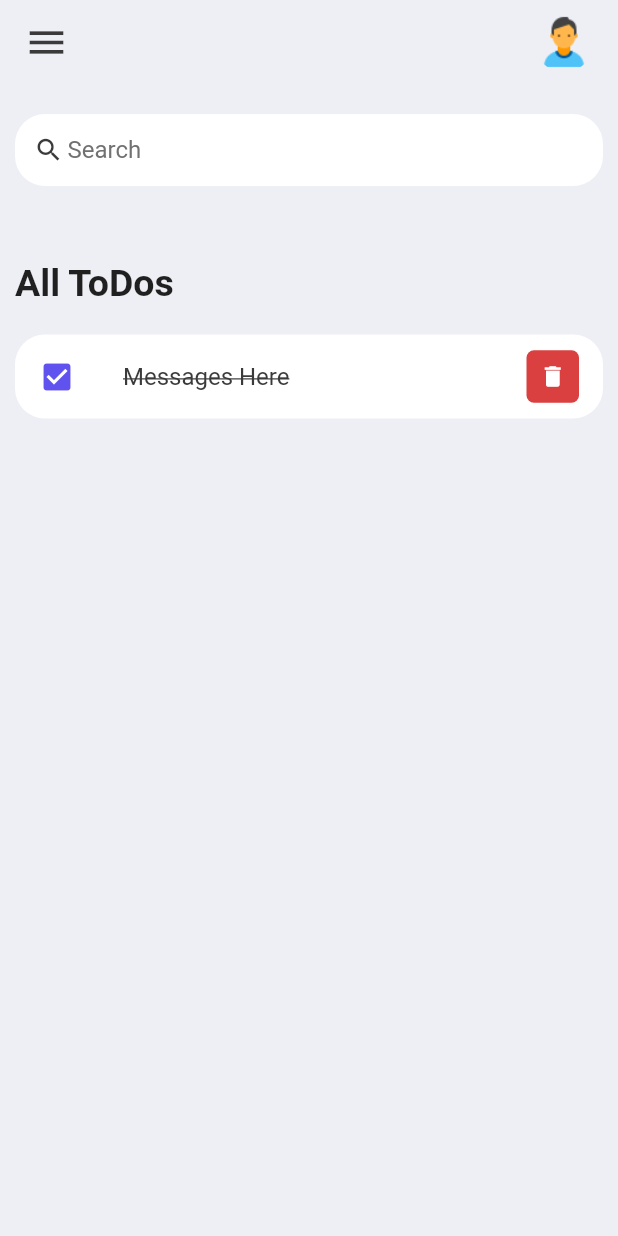
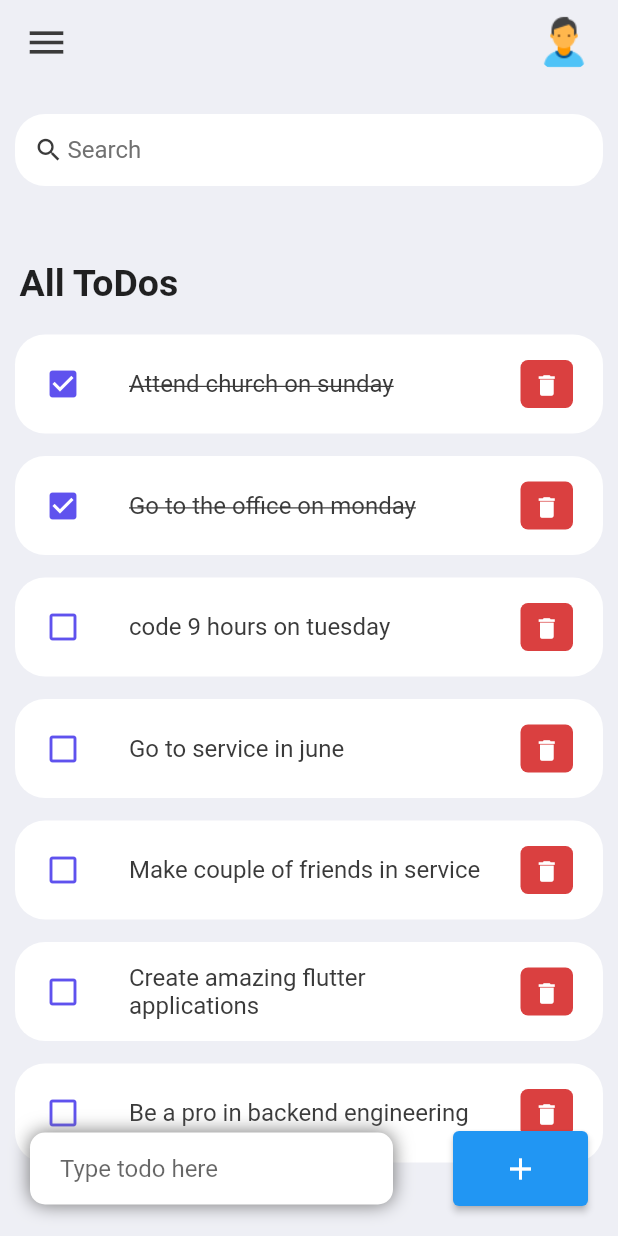
Before and after one commit to Owoeye1321/todo-list, a Flutter app: the screen it shows after launch, on a phone screen of 412 x 824 dp. Run offline on Flutter 3.47's test engine with Material 2 defaults, Android fonts, the phone set to English and light mode, and no system bars.

Commit message:
add few on here

```diff
--- /dev/null
+++ b/lib/model/todo_model.dart
@@ -0,0 +1,24 @@
+class ToDoModel {
+  String? id;
+  String? todoText;
+  bool isDone;
+
+  ToDoModel({required this.id, required this.todoText, this.isDone = false});
+  static List<ToDoModel> todoList() {
+    return [
+      ToDoModel(id: "01", todoText: "Attend church on sunday", isDone: true),
+      ToDoModel(id: "02", todoText: "Go to the office on monday", isDone: true),
+      ToDoModel(id: "03", todoText: "code 9 hours on tuesday"),
+      ToDoModel(id: "04", todoText: "Go to service in june"),
+      ToDoModel(
+        id: "05",
+        todoText: "Make couple of friends in service",
+      ),
+      ToDoModel(
+        id: "06",
+        todoText: "Create amazing flutter applications",
+      ),
+      ToDoModel(id: "07", todoText: "Be a pro in backend engineering"),
+    ];
+  }
+}
--- a/lib/screens/todo.dart
+++ b/lib/screens/todo.dart
@@ -3,6 +3,7 @@ import "package:todo_list/constants/colors.dart";
 import 'package:todo_list/widgets/appBar.dart';
 import "package:todo_list/widgets/searchBox.dart";
 import "package:todo_list/widgets/todo_item.dart";
+import "package:todo_list/model/todo_model.dart";
 
 class Todo extends StatefulWidget {
   const Todo({super.key});
@@ -12,6 +13,8 @@ class Todo extends StatefulWidget {
 }
 
 class _TodoState extends State<Todo> {
+  final todosList = ToDoModel.todoList();
+
   @override
   Widget build(BuildContext context) {
     return Scaffold(
@@ -19,7 +22,9 @@ class _TodoState extends State<Todo> {
       appBar: MyAppBar(
         preferredSize: Size.fromHeight(kToolbarHeight),
       ),
-        body: Container(
+      body: Stack(
+        children: [
+          Container(
             padding: EdgeInsets.symmetric(horizontal: 10, vertical: 20),
             child: Column(
               children: [
@@ -28,19 +33,65 @@ class _TodoState extends State<Todo> {
                   child: ListView(
                     children: [
                       Container(
-                      margin: EdgeInsets.only(top: 50, bottom: 20),
+                        margin: EdgeInsets.only(top: 50, bottom: 20, left: 3),
                         child: Text(
                           "All ToDos",
                           style: TextStyle(
                               fontWeight: FontWeight.bold, fontSize: 25),
                         ),
                       ),
-                    TodoItem()
+                      for (ToDoModel todo in todosList)
+                        TodoItem(
+                          todo: todo,
+                        ),
                     ],
                   ),
                 )
               ],
             ),
-        ));
+          ),
+          Align(
+            alignment: Alignment.bottomCenter,
+            child: new Row(children: [
+              Expanded(
+                child: Container(
+                  padding: EdgeInsets.symmetric(horizontal: 20, vertical: 0.0),
+                  margin: EdgeInsets.only(bottom: 20, right: 20, left: 20),
+                  decoration: BoxDecoration(
+                    color: Colors.white,
+                    boxShadow: const [
+                      BoxShadow(
+                          color: tdGrey,
+                          offset: Offset(0.0, 0.0),
+                          blurRadius: 10.0,
+                          spreadRadius: 0.0),
+                    ],
+                    borderRadius: BorderRadius.circular(10),
+                  ),
+                  child: TextField(
+                    decoration: InputDecoration(
+                      hintText: "Type todo here",
+                      border: InputBorder.none,
+                    ),
+                  ),
+                ),
+              ),
+              Container(
+                width: 90,
+                height: 50,
+                padding: EdgeInsets.symmetric(horizontal: 0.0, vertical: 0.0),
+                margin: EdgeInsets.only(bottom: 20, right: 20, left: 20),
+                decoration: BoxDecoration(
+                    color: tdBlue, borderRadius: BorderRadius.circular(20)),
+                child: ElevatedButton(
+                  onPressed: () {},
+                  child: Icon(Icons.add),
+                ),
+              ),
+            ]),
+          )
+        ],
+      ),
+    );
   }
 }
--- a/lib/widgets/todo_item.dart
+++ b/lib/widgets/todo_item.dart
@@ -1,30 +1,39 @@
 import 'package:flutter/material.dart';
 import 'package:todo_list/constants/colors.dart';
+import 'package:todo_list/model/todo_model.dart';
 
 class TodoItem extends StatelessWidget {
-  const TodoItem({super.key});
+  final ToDoModel todo;
+  const TodoItem({
+    super.key,
+    required this.todo,
+  });
 
   @override
   Widget build(BuildContext context) {
     return Container(
+      margin: EdgeInsets.only(bottom: 15),
       child: ListTile(
         onTap: () {},
         shape: RoundedRectangleBorder(
           borderRadius: BorderRadius.circular(20),
         ),
+        contentPadding: EdgeInsets.symmetric(vertical: 5, horizontal: 20),
         tileColor: Colors.white,
         leading: Icon(
-          Icons.check_box,
+          todo.isDone ? Icons.check_box : Icons.check_box_outline_blank,
           color: tdBlue,
         ),
         title: Text(
-          'Messages Here',
+          todo.todoText!,
           style: TextStyle(
               fontSize: 16,
               color: tdBlack,
-              decoration: TextDecoration.lineThrough),
+              decoration: todo.isDone ? TextDecoration.lineThrough : null),
         ),
         trailing: Container(
+          padding: EdgeInsets.all(0),
+          margin: EdgeInsets.symmetric(vertical: 12),
           height: 35,
           width: 35,
           decoration: BoxDecoration(
```
Lines whose indentation alone changed are shown as unchanged.
